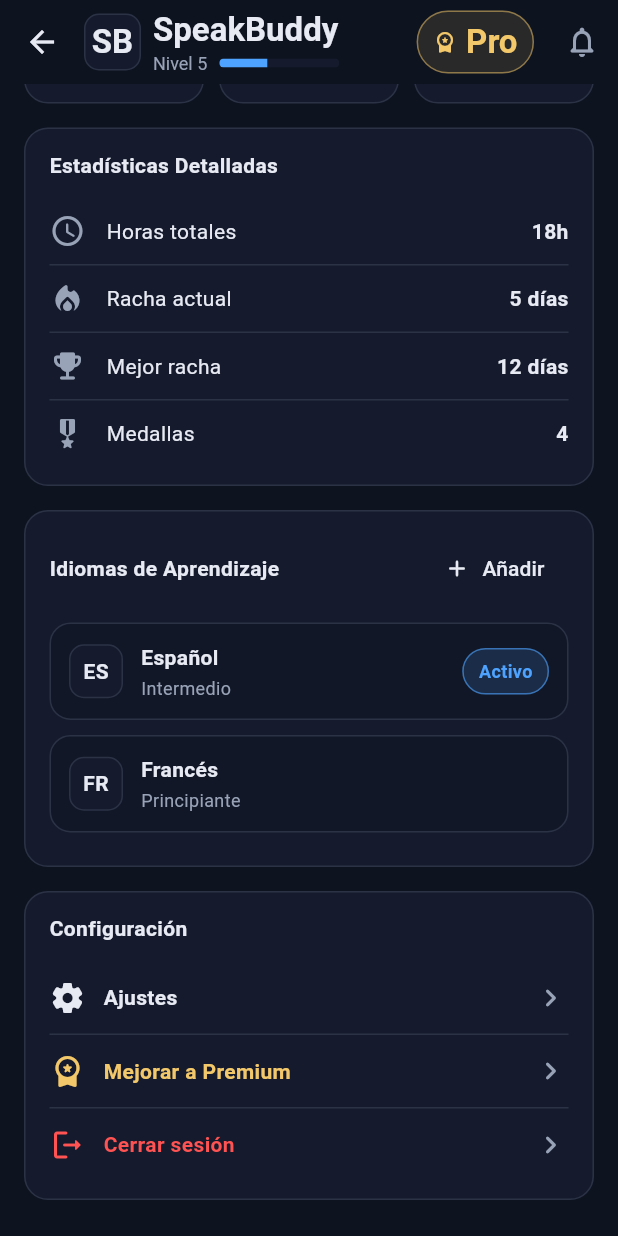
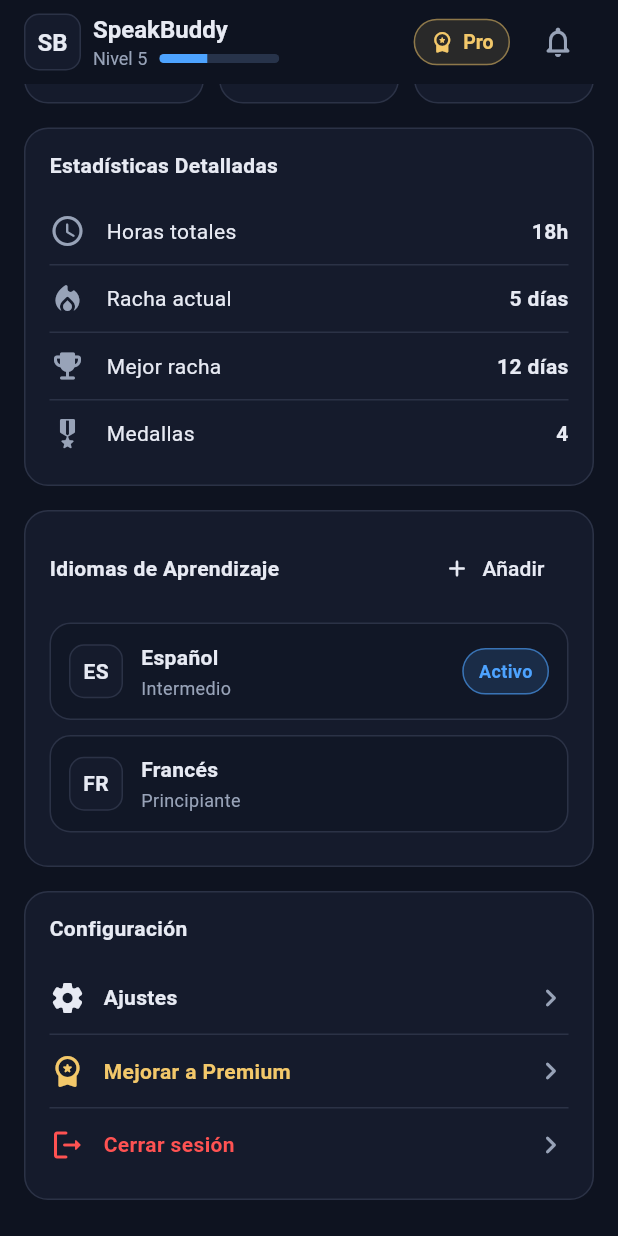
Before and after one commit to SpeakBuddyDevs/speakbuddy_Frontend, a Flutter app: the ProfileScreen screen opened by its route, scrolled down 541 dp, on a phone screen of 412 x 824 dp. Run offline on Flutter 3.47's test engine with Material 3 defaults, Android fonts, the light colour scheme and no system bars; our stand-ins replace flutter_secure_storage, image_picker; accounts and stored records are empty.

Commit message:
feat: implementar AppHeader y CurrentUserService en pantallas principales (#10)
- Se ha añadido un nuevo widget AppHeader para unificar el encabezado en las pantallas principales (Home, Find, Achievements, Topics y Profile).
- Se ha creado el servicio CurrentUserService para obtener datos del usuario actual, como nombre, nivel y progreso.
- Se ha actualizado cada pantalla para utilizar AppHeader, mejorando la consistencia y la experiencia del usuario.
- Se han eliminado elementos de UI redundantes en la pantalla de perfil, optimizando el código.

```diff
--- a/lib/screens/profile_screen.dart
+++ b/lib/screens/profile_screen.dart
@@ -7,10 +7,12 @@
 import '../models/user_profile.dart';
 import '../models/edit_profile_result.dart';
 import '../services/auth_service.dart';
+import '../services/current_user_service.dart';
 import '../utils/image_helpers.dart';
 import '../widgets/common/language_selector_bottom_sheet.dart';
 import '../widgets/common/language_action_bottom_sheet.dart';
 import '../widgets/common/level_selector_bottom_sheet.dart';
+import '../widgets/common/app_header.dart';
 import '../constants/dimensions.dart';
 
 class ProfileScreen extends StatefulWidget {
@@ -293,53 +295,25 @@
 
   @override
   Widget build(BuildContext context) {
+    final userService = CurrentUserService();
+
     return Scaffold(
       backgroundColor: AppTheme.background,
-      appBar: AppBar(
-        backgroundColor: AppTheme.background,
-        surfaceTintColor: Colors.transparent,
-        elevation: 0,
-        titleSpacing: 0,
-        title: Row(
-          children: [
-            _brandBadge(),
-            const SizedBox(width: AppDimensions.spacingSM),
-            Column(
-              crossAxisAlignment: CrossAxisAlignment.start,
-              children: [
-                Text(
-                  'SpeakBuddy',
-                  style: TextStyle(
-                    color: AppTheme.text,
-                    fontWeight: FontWeight.w600,
-                  ),
-                ),
-                Row(
-                  children: [
-                    Text(
-                      'Nivel ${_profile.level}',
-                      style: TextStyle(color: AppTheme.subtle, fontSize: AppDimensions.fontSizeXS),
-                    ),
-                    const SizedBox(width: AppDimensions.spacingSM),
-                    _ProgressMini(
-                      value: _profile.progressPct,
-                      track: AppTheme.card,
-                      fill: AppTheme.accent,
-                    ),
-                  ],
-                ),
-              ],
-            ),
-            const Spacer(),
-            if (_profile.isPro) _proChip(),
-            const SizedBox(width: AppDimensions.spacingSM),
-            IconButton(
-              onPressed: () {},
-              icon: Icon(Icons.notifications_none_rounded, color: AppTheme.subtle),
-              tooltip: 'Notificaciones',
-            ),
-          ],
-        ),
+      appBar: AppHeader(
+        userName: userService.getDisplayName(),
+        level: userService.getLevel(),
+        levelProgress: userService.getProgressToNextLevel(),
+        isPro: userService.isPro(),
+        onNotificationsTap: () {
+          ScaffoldMessenger.of(context).showSnackBar(
+            const SnackBar(content: Text('Notificaciones próximamente')),
+          );
+        },
+        onProTap: () {
+          ScaffoldMessenger.of(context).showSnackBar(
+            const SnackBar(content: Text('Pro próximamente')),
+          );
+        },
       ),
       body: SingleChildScrollView(
         padding: AppDimensions.paddingScreen,
@@ -504,43 +478,6 @@
     );
   }
 
-  Widget _brandBadge() {
-    return Container(
-      width: AppDimensions.badgeSize,
-      height: AppDimensions.badgeSize,
-      decoration: BoxDecoration(
-        color: AppTheme.card,
-        borderRadius: BorderRadius.circular(AppDimensions.radiusM),
-        border: Border.all(color: AppTheme.border),
-      ),
-      alignment: Alignment.center,
-      child: Text(
-        'SB',
-        style: TextStyle(color: AppTheme.text, fontWeight: FontWeight.bold),
-      ),
-    );
-  }
-
-  Widget _proChip() {
-    return Container(
-      padding: const EdgeInsets.symmetric(horizontal: AppDimensions.spacingM, vertical: AppDimensions.spacingS),
-      decoration: BoxDecoration(
-        color: AppTheme.gold.withValues(alpha: .12),
-        border: Border.all(color: AppTheme.gold.withValues(alpha: .5)),
-        borderRadius: BorderRadius.circular(AppDimensions.radiusCircular),
-      ),
-      child: Row(
-        children: [
-          Icon(Icons.workspace_premium_rounded, size: AppDimensions.iconSizeS, color: AppTheme.gold),
-          const SizedBox(width: AppDimensions.spacingS),
-          Text(
-            'Pro',
-            style: TextStyle(color: AppTheme.gold, fontWeight: FontWeight.w600),
-          ),
-        ],
-      ),
-    );
-  }
 }
 
 /* ------------------------ UI Pieces ------------------------ */
@@ -927,30 +864,3 @@
     );
   }
 }
-
-class _ProgressMini extends StatelessWidget {
-  const _ProgressMini({
-    required this.value,
-    required this.track,
-    required this.fill,
-  });
-  final double value;
-  final Color track;
-  final Color fill;
-
-  @override
-  Widget build(BuildContext context) {
-    return SizedBox(
-      width: AppDimensions.progressBarWidth,
-      height: AppDimensions.progressBarHeight,
-      child: ClipRRect(
-        borderRadius: BorderRadius.circular(AppDimensions.radiusCircular),
-        child: LinearProgressIndicator(
-          value: value,
-          backgroundColor: track,
-          valueColor: AlwaysStoppedAnimation<Color>(fill),
-        ),
-      ),
-    );
-  }
-}
--- /dev/null
+++ b/lib/services/current_user_service.dart
@@ -0,0 +1,60 @@
+/// Servicio temporal para obtener datos del usuario actual.
+///
+/// BACKEND: Este servicio debe ser sustituido por una implementación
+/// que obtenga los datos del usuario autenticado desde el backend.
+///
+/// TODO(BE): Exponer en /me o /api/profile los siguientes campos:
+///   - displayName: String (nombre del usuario)
+///   - level: int (nivel actual del usuario)
+///   - progressToNextLevel: double (0.0-1.0, progreso hacia el siguiente nivel)
+///   - isPro: bool (si el usuario tiene suscripción Pro)
+///
+/// TODO(FE): Reemplazar este mock por implementación conectada a:
+///   - UsersRepository o AuthService
+///   - Cachear datos en memoria/almacenamiento local
+///   - Actualizar cuando el usuario cambie de nivel o progreso
+class CurrentUserService {
+  // Singleton pattern para acceso global
+  static final CurrentUserService _instance = CurrentUserService._internal();
+  factory CurrentUserService() => _instance;
+  CurrentUserService._internal();
+
+  /// Obtiene el nombre de visualización del usuario actual.
+  ///
+  /// BACKEND: Debe provenir del endpoint /me o /api/profile del usuario autenticado.
+  String getDisplayName() {
+    // TODO(BE): Obtener desde backend
+    // TODO(FE): Sustituir por llamada al repositorio real
+    return 'SpeakBuddy';
+  }
+
+  /// Obtiene el nivel actual del usuario.
+  ///
+  /// BACKEND: Debe provenir del endpoint /me o /api/profile.
+  int getLevel() {
+    // TODO(BE): Obtener desde backend
+    // TODO(FE): Sustituir por llamada al repositorio real
+    return 5;
+  }
+
+  /// Obtiene el progreso hacia el siguiente nivel (0.0-1.0).
+  ///
+  /// BACKEND: Debe ser calculado o enviado desde el backend.
+  /// El backend puede enviar:
+  ///   - progressToNextLevel directamente (0.0-1.0)
+  ///   - O xp/currentXp/nextXp para calcularlo en el frontend
+  double getProgressToNextLevel() {
+    // TODO(BE): Obtener desde backend o calcular desde xp/currentXp/nextXp
+    // TODO(FE): Sustituir por llamada al repositorio real
+    return 0.40; // 40% de progreso
+  }
+
+  /// Indica si el usuario tiene suscripción Pro.
+  ///
+  /// BACKEND: Debe provenir del endpoint /me o /api/profile.
+  bool isPro() {
+    // TODO(BE): Obtener desde backend
+    // TODO(FE): Sustituir por llamada al repositorio real
+    return true;
+  }
+}
--- /dev/null
+++ b/lib/widgets/common/app_header.dart
@@ -0,0 +1,257 @@
+import 'package:flutter/material.dart';
+import '../../theme/app_theme.dart';
+import '../../constants/dimensions.dart';
+
+/// Header reutilizable para todas las pantallas principales de la app.
+///
+/// Muestra:
+/// - Badge "SB" a la izquierda
+/// - Nombre del usuario y nivel con barra de progreso en el centro-izquierda
+/// - Botón "Pro" (si aplica) e icono de notificaciones a la derecha
+///
+/// BACKEND: Los datos del usuario (nombre, nivel, progreso) deben provenir
+/// del endpoint /me o /api/profile del usuario autenticado.
+///
+/// TODO(BE): Asegurar que el backend expone:
+///   - displayName: String
+///   - level: int
+///   - progressToNextLevel: double (0.0-1.0)
+///   - isPro: bool
+///
+/// TODO(FE): Conectar con CurrentUserService o UsersRepository real.
+class AppHeader extends StatelessWidget implements PreferredSizeWidget {
+  const AppHeader({
+    super.key,
+    this.userName,
+    this.level,
+    this.levelProgress,
+    this.isPro = false,
+    this.onNotificationsTap,
+    this.onProTap,
+    this.showPro = true,
+    this.showNotifications = true,
+  });
+
+  /// Nombre del usuario a mostrar.
+  /// Si es null, se muestra un placeholder.
+  ///
+  /// BACKEND: Debe provenir del endpoint /me o /api/profile.
+  final String? userName;
+
+  /// Nivel actual del usuario.
+  /// Si es null, se muestra nivel 1.
+  ///
+  /// BACKEND: Debe provenir del endpoint /me o /api/profile.
+  final int? level;
+
+  /// Progreso hacia el siguiente nivel (0.0-1.0).
+  /// Si es null, se muestra 0.0.
+  ///
+  /// BACKEND: Debe ser calculado o enviado desde el backend.
+  final double? levelProgress;
+
+  /// Indica si el usuario tiene suscripción Pro.
+  ///
+  /// BACKEND: Debe provenir del endpoint /me o /api/profile.
+  final bool isPro;
+
+  /// Callback cuando se toca el icono de notificaciones.
+  ///
+  /// TODO(BE): Navegar a pantalla de notificaciones o mostrar lista
+  /// de notificaciones no leídas desde el endpoint /notifications.
+  final VoidCallback? onNotificationsTap;
+
+  /// Callback cuando se toca el botón Pro.
+  ///
+  /// TODO(BE): Navegar a pantalla de suscripción o mostrar información
+  /// de la suscripción Pro desde el endpoint /subscription.
+  final VoidCallback? onProTap;
+
+  /// Si se debe mostrar el botón Pro.
+  final bool showPro;
+
+  /// Si se debe mostrar el icono de notificaciones.
+  final bool showNotifications;
+
+  @override
+  Size get preferredSize => const Size.fromHeight(kToolbarHeight);
+
+  @override
+  Widget build(BuildContext context) {
+    final theme = Theme.of(context);
+    final displayName = userName ?? 'Usuario';
+    final userLevel = level ?? 1;
+    final progress = (levelProgress ?? 0.0).clamp(0.0, 1.0);
+
+    return AppBar(
+      backgroundColor: AppTheme.background,
+      surfaceTintColor: Colors.transparent,
+      elevation: 0,
+      titleSpacing: 0,
+      automaticallyImplyLeading: false,
+      title: Padding(
+        padding: const EdgeInsets.symmetric(horizontal: AppDimensions.spacingL),
+        child: Row(
+          children: [
+            _buildBadge(theme),
+            const SizedBox(width: AppDimensions.spacingSM),
+            Expanded(
+              child: Column(
+                crossAxisAlignment: CrossAxisAlignment.start,
+                mainAxisSize: MainAxisSize.min,
+                children: [
+                  Text(
+                    displayName,
+                    style: TextStyle(
+                      color: AppTheme.text,
+                      fontWeight: FontWeight.w600,
+                      fontSize: AppDimensions.fontSizeM,
+                    ),
+                    overflow: TextOverflow.ellipsis,
+                  ),
+                  const SizedBox(height: 2),
+                  Row(
+                    children: [
+                      Text(
+                        'Nivel $userLevel',
+                        style: TextStyle(
+                          color: AppTheme.subtle,
+                          fontSize: AppDimensions.fontSizeXS,
+                        ),
+                      ),
+                      const SizedBox(width: AppDimensions.spacingSM),
+                      _ProgressMini(
+                        value: progress,
+                        track: AppTheme.progressBg,
+                        fill: AppTheme.accent,
+                      ),
+                    ],
+                  ),
+                ],
+              ),
+            ),
+            if (showPro && isPro) ...[
+              _ProButton(onTap: onProTap),
+              const SizedBox(width: AppDimensions.spacingSM),
+            ],
+            if (showNotifications)
+              IconButton(
+                onPressed: onNotificationsTap ?? _defaultNotificationsTap,
+                icon: Icon(
+                  Icons.notifications_none_rounded,
+                  color: AppTheme.subtle,
+                ),
+                tooltip: 'Notificaciones',
+              ),
+          ],
+        ),
+      ),
+    );
+  }
+
+  Widget _buildBadge(ThemeData theme) {
+    return Container(
+      width: AppDimensions.badgeSize,
+      height: AppDimensions.badgeSize,
+      decoration: BoxDecoration(
+        color: AppTheme.card,
+        borderRadius: BorderRadius.circular(AppDimensions.radiusM),
+        border: Border.all(color: AppTheme.border),
+      ),
+      alignment: Alignment.center,
+      child: Text(
+        'SB',
+        style: TextStyle(
+          color: AppTheme.text,
+          fontWeight: FontWeight.bold,
+          fontSize: AppDimensions.fontSizeM,
+        ),
+      ),
+    );
+  }
+
+  void _defaultNotificationsTap() {
+    // TODO(BE): Navegar a pantalla de notificaciones o mostrar lista
+    // TODO(FE): Implementar navegación real cuando esté disponible
+  }
+}
+
+/// Botón "Pro" tipo pill con borde y relleno sutil.
+class _ProButton extends StatelessWidget {
+  const _ProButton({this.onTap});
+
+  final VoidCallback? onTap;
+
+  @override
+  Widget build(BuildContext context) {
+    return GestureDetector(
+      onTap: onTap ?? _defaultProTap,
+      child: Container(
+        padding: const EdgeInsets.symmetric(
+          horizontal: AppDimensions.spacingM,
+          vertical: AppDimensions.spacingS,
+        ),
+        decoration: BoxDecoration(
+          color: AppTheme.gold.withValues(alpha: .12),
+          border: Border.all(
+            color: AppTheme.gold.withValues(alpha: .5),
+          ),
+          borderRadius: BorderRadius.circular(AppDimensions.radiusCircular),
+        ),
+        child: Row(
+          mainAxisSize: MainAxisSize.min,
+          children: [
+            Icon(
+              Icons.workspace_premium_rounded,
+              size: AppDimensions.iconSizeS,
+              color: AppTheme.gold,
+            ),
+            const SizedBox(width: AppDimensions.spacingS),
+            Text(
+              'Pro',
+              style: TextStyle(
+                color: AppTheme.gold,
+                fontWeight: FontWeight.w600,
+                fontSize: AppDimensions.fontSizeS,
+              ),
+            ),
+          ],
+        ),
+      ),
+    );
+  }
+
+  void _defaultProTap() {
+    // TODO(BE): Navegar a pantalla de suscripción Pro
+    // TODO(FE): Implementar navegación real cuando esté disponible
+  }
+}
+
+/// Barra de progreso mini para el nivel del usuario.
+class _ProgressMini extends StatelessWidget {
+  const _ProgressMini({
+    required this.value,
+    required this.track,
+    required this.fill,
+  });
+
+  final double value;
+  final Color track;
+  final Color fill;
+
+  @override
+  Widget build(BuildContext context) {
+    return SizedBox(
+      width: AppDimensions.progressBarWidth,
+      height: AppDimensions.progressBarHeight,
+      child: ClipRRect(
+        borderRadius: BorderRadius.circular(AppDimensions.radiusCircular),
+        child: LinearProgressIndicator(
+          value: value,
+          backgroundColor: track,
+          valueColor: AlwaysStoppedAnimation<Color>(fill),
+        ),
+      ),
+    );
+  }
+}
```
Also changed, not shown: lib/screens/achievements_screen.dart (+19 -3 lines), lib/screens/find_screen.dart (+19 -3 lines), lib/screens/home_screen.dart (+19 -3 lines), lib/screens/topics_screen.dart (+19 -3 lines).
